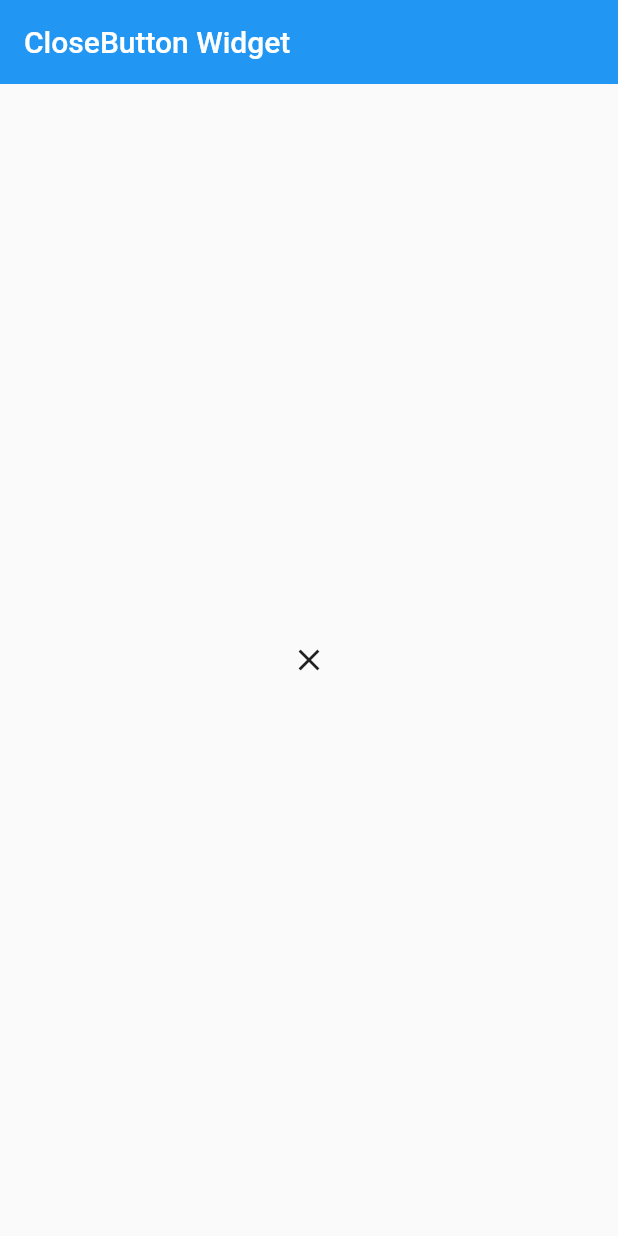
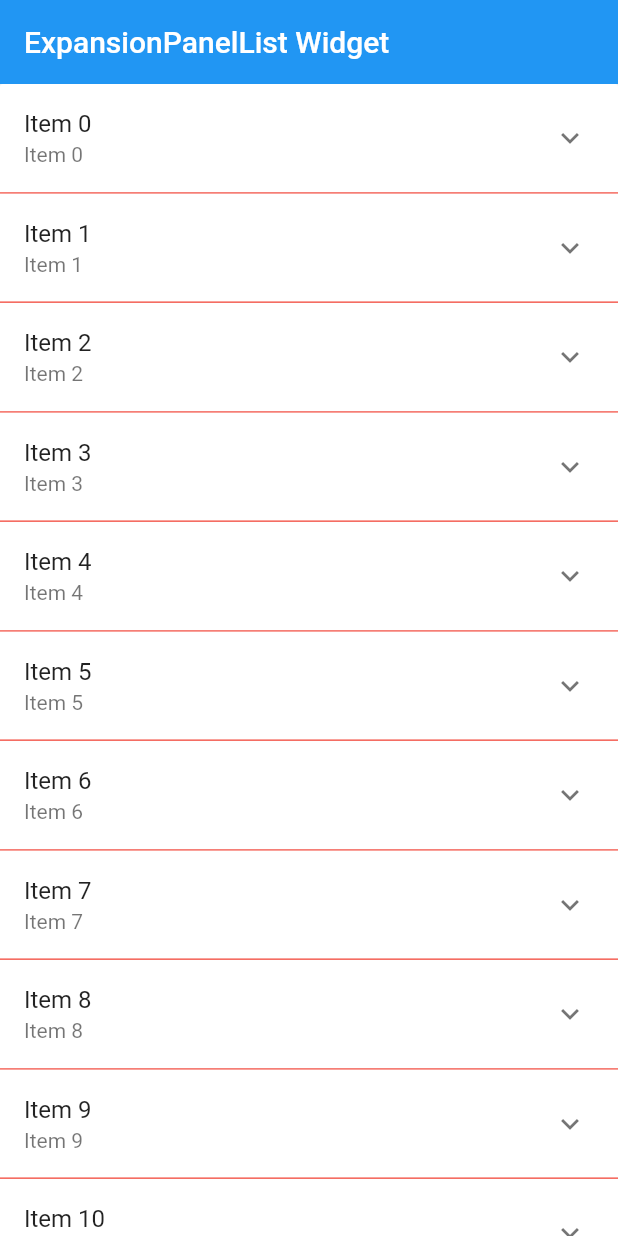
Before and after one commit to ankitbenefix/Test-code, a Flutter app: the screen it shows after launch, on a phone screen of 412 x 824 dp. Run offline on Flutter 3.47's test engine with Material 2 defaults, Android fonts, the phone set to English and light mode, and no system bars.

```diff
--- /dev/null
+++ b/lib/widgets/expansion_panel_list.dart
@@ -0,0 +1,88 @@
+import 'package:flutter/material.dart';
+
+class Item {
+  int id;
+  String name;
+  String description;
+  bool isExpanded;
+
+  Item({
+    required this.id,
+    required this.name,
+    required this.description,
+    this.isExpanded = false,
+  });
+}
+
+class ExpansionPanelListWidget extends StatefulWidget {
+  const ExpansionPanelListWidget({super.key});
+
+  @override
+  State<ExpansionPanelListWidget> createState() =>
+      _ExpansionPanelListWidgetState();
+}
+
+class _ExpansionPanelListWidgetState extends State<ExpansionPanelListWidget> {
+  //
+
+  late List<Item> _items;
+
+  List<Item> _generateItems() {
+    return List.generate(20, (int index) {
+      return Item(
+        id: index,
+        name: 'Item $index',
+        description: 'Details of item $index',
+      );
+    });
+  }
+
+  ExpansionPanel _buildExpansionPanel(Item item) {
+    return ExpansionPanel(
+      isExpanded: item.isExpanded,
+      // backgroundColor: Colors.blue,
+      canTapOnHeader: true,
+      headerBuilder: (BuildContext context, bool isExpanded) {
+        return ListTile(
+          title: Text(item.name),
+          subtitle: Text(item.name),
+        );
+      },
+      body: ListTile(
+        title: Text(item.description),
+      ),
+    );
+  }
+
+  @override
+  void initState() {
+    super.initState();
+    setState(() {
+      _items = _generateItems();
+    });
+  }
+
+  @override
+  Widget build(BuildContext context) {
+    return Scaffold(
+      appBar: AppBar(
+        elevation: 0,
+        title: const Text('ExpansionPanelList Widget'),
+      ),
+      body: SingleChildScrollView(
+        child: ExpansionPanelList(
+          // animationDuration: const Duration(seconds: 2),
+          expandedHeaderPadding: EdgeInsets.all(10),
+          dividerColor: Colors.red,
+          elevation: 4,
+          expansionCallback: (int index, bool isExpanded) {
+            setState(() {
+              _items[index].isExpanded = !isExpanded;
+            });
+          },
+          children: _items.map((item) => _buildExpansionPanel(item)).toList(),
+        ),
+      ),
+    );
+  }
+}
```
Also changed, not shown: lib/main.dart (+26 -1 lines), lib/widgets/default_text_style.dart (added, +31 -0 lines), lib/widgets/draggable_scrollable_sheet.dart (added, +31 -0 lines), lib/widgets/error_widget.dart (added, +28 -0 lines), lib/widgets/expand_icon.dart (added, +48 -0 lines).
